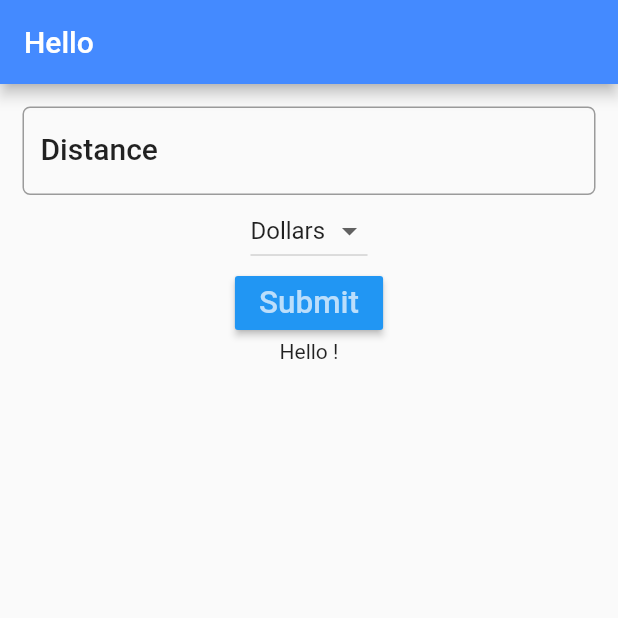
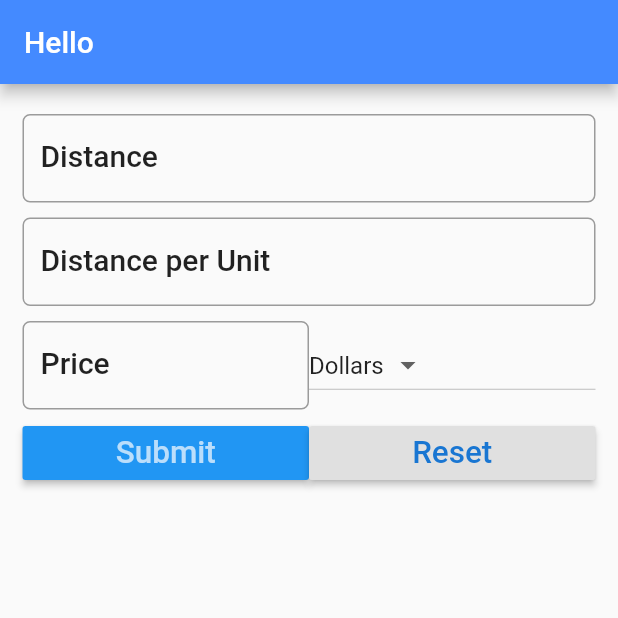
Before and after one commit to n1lt0n/trip_app_cost, a Flutter app: the screen it shows after launch, after a tap on "Submit", on a phone screen of 412 x 824 dp, the top half of it. Run offline on Flutter 3.47's test engine with Material 2 defaults, Android fonts, the phone set to English and light mode, and no system bars.

Commit message:
state class, dropdownbutton, textfield, padding, border, border radius, textscalefactor

```diff
--- a/lib/main.dart
+++ b/lib/main.dart
@@ -24,8 +24,11 @@ class FuelForm extends StatefulWidget {
 class FuelFormState extends State<FuelForm> {
   String result = '';
   final _currencies = ['Dollars', 'Euro', 'Pounds'];
+  final double _formDistance = 5.0;
   String _currency = 'Dollars';
   TextEditingController distanceController = TextEditingController();
+  TextEditingController avgController = TextEditingController();
+  TextEditingController priceController = TextEditingController();
 
   @override
   Widget build(BuildContext context) {
@@ -39,19 +42,52 @@ class FuelFormState extends State<FuelForm> {
         padding: EdgeInsets.all(15.0),
         child: Column(
           children: <Widget>[
-            TextField(
+            Padding(
+              padding:
+                  EdgeInsets.only(top: _formDistance, bottom: _formDistance),
+              child: TextField(
                 controller: distanceController,
                 decoration: InputDecoration(
                     labelText: 'Distance',
                     hintText: 'e.g. 124',
                     labelStyle: textStyle,
                     border: OutlineInputBorder(
-                  borderRadius: BorderRadius.circular(5.0)
-                )
-              ),
+                        borderRadius: BorderRadius.circular(5.0))),
                 keyboardType: TextInputType.number,
               ),
-            DropdownButton<String>(
+            ),
+            Padding(
+                padding:
+                    EdgeInsets.only(top: _formDistance, bottom: _formDistance),
+                child: TextField(
+                  controller: avgController,
+                  decoration: InputDecoration(
+                      labelText: 'Distance per Unit',
+                      hintText: 'e.g. 17',
+                      labelStyle: textStyle,
+                      border: OutlineInputBorder(
+                          borderRadius: BorderRadius.circular(5.0))),
+                  keyboardType: TextInputType.number,
+                )),
+            Padding(
+              padding:
+                  EdgeInsets.only(top: _formDistance, bottom: _formDistance),
+              child: Row(
+                children: <Widget>[
+                  Expanded(
+                    child: TextField(
+                      controller: priceController,
+                      decoration: InputDecoration(
+                          labelText: 'Price',
+                          hintText: 'e.g. 1.65',
+                          labelStyle: textStyle,
+                          border: OutlineInputBorder(
+                              borderRadius: BorderRadius.circular(5.0))),
+                      keyboardType: TextInputType.number,
+                    ),
+                  ),
+                  Expanded(
+                    child: DropdownButton<String>(
                         items: _currencies.map((String value) {
                           return DropdownMenuItem<String>(
                               value: value, child: Text(value));
@@ -60,20 +96,41 @@ class FuelFormState extends State<FuelForm> {
                         onChanged: (String value) {
                           _onDropDownChanged(value);
                         }),
-                RaisedButton(
+                  ),
+                ],
+              ),
+            ),
+            Row(
+              children: <Widget>[
+                Expanded(
+                    child: RaisedButton(
                         color: Theme.of(context).primaryColor,
                         textColor: Theme.of(context).primaryColorLight,
                         child: Text(
                           'Submit',
                           textScaleFactor: 1.5,
                         ),
-                  onPressed: (){
+                        onPressed: () {
                           setState(() {
-                      result = distanceController.text;
+                            result = _calculate();
                           });
-                  }
+                        })),
+                Expanded(
+                    child: RaisedButton(
+                        color: Theme.of(context).buttonColor,
+                        textColor: Theme.of(context).primaryColorDark,
+                        child: Text(
+                          'Reset',
+                          textScaleFactor: 1.5,
                         ),
-            Text('Hello ' + result + '!')
+                        onPressed: () {
+                          setState(() {
+                            _reset();
+                          });
+                        })),
+              ],
+            ),
+            Text(result)
           ],
         ),
       ),
@@ -85,4 +142,26 @@ class FuelFormState extends State<FuelForm> {
       this._currency = value;
     });
   }
+
+  String _calculate() {
+    double _distance = double.parse(distanceController.text);
+    double _fuelCost = double.parse(priceController.text);
+    double _consumption = double.parse(avgController.text);
+    double _totalCost = _distance / _consumption * _fuelCost;
+    String result = 'The total cost of your trip is ' +
+        _totalCost.toStringAsFixed(2) +
+        ' ' +
+        _currency;
+    return result;
   }
+
+  void _reset() {
+    distanceController.text = '';
+    avgController.text = '';
+    priceController.text = '';
+
+    setState(() {
+      result = '';
+    });
+  }
+}
```
Lines whose indentation alone changed are shown as unchanged.
